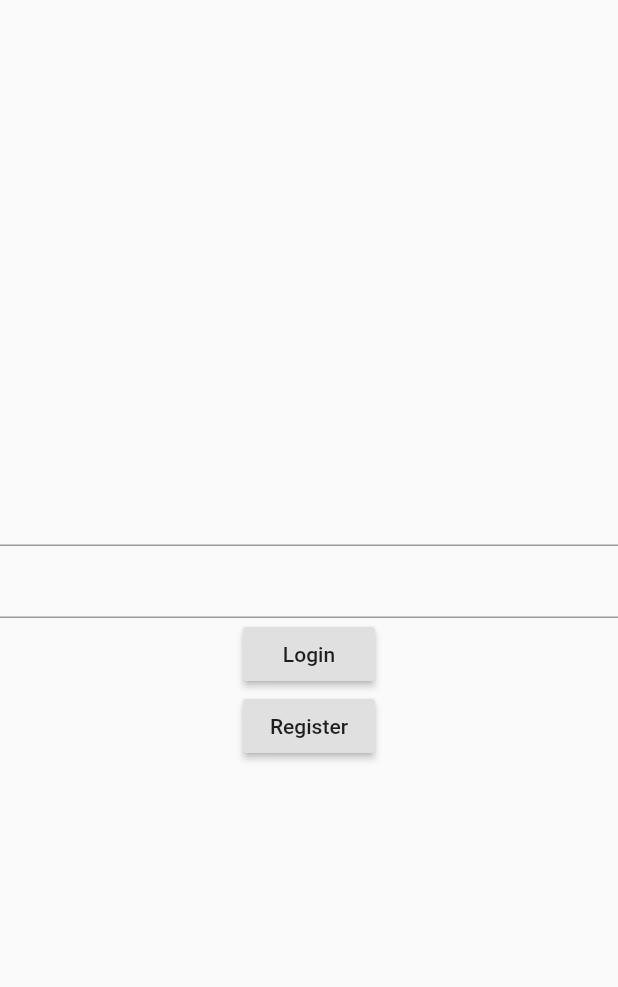
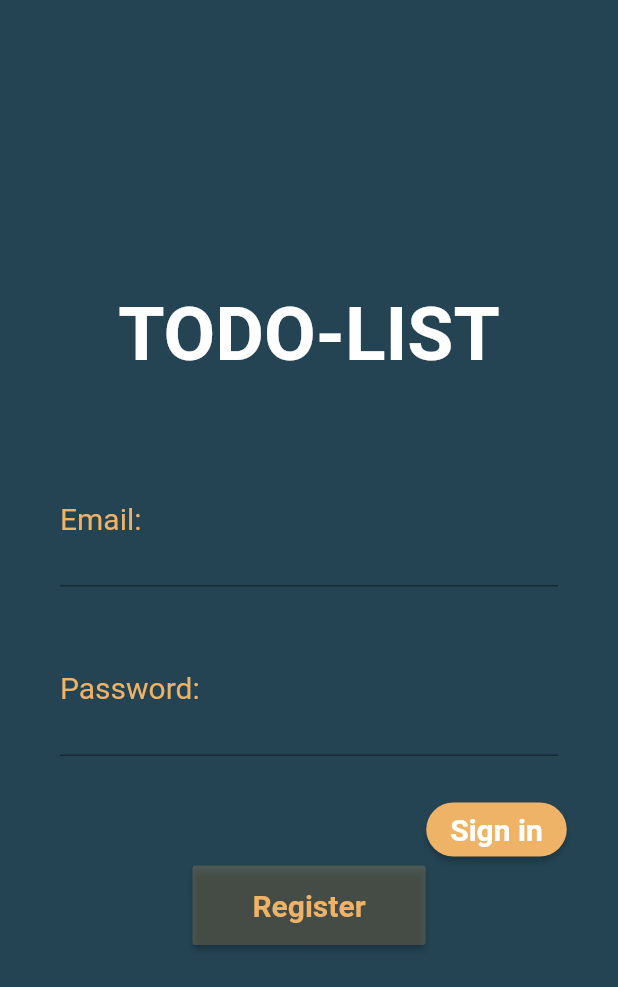
Before and after one commit to catydiaz4863/swe_signin, a Flutter app: the screen it shows after launch, on a phone screen of 412 x 824 dp. Shown: the top 987 px of the screen. Run offline on Flutter 3.47's test engine with Material 2 defaults, Android fonts, the phone set to English and light mode, and no system bars.

```diff
--- a/lib/main.dart
+++ b/lib/main.dart
@@ -2,9 +2,11 @@ import 'dart:async';
 import 'dart:convert';
 import 'dart:io';
 
+import 'package:authentication_lab/Registration.dart';
 import 'package:flutter/material.dart';
 import 'package:http/http.dart' as http;
-
+import 'Registration.dart';
+import 'Listpage.dart';
 void main() => runApp(MyApp());
 
 class MyApp extends StatelessWidget {
@@ -14,7 +16,6 @@ class MyApp extends StatelessWidget {
     return MaterialApp(
       title: 'Flutter Demo',
       theme: ThemeData(
-
         primarySwatch: Colors.blue,
       ),
       home: LoginScreen(),
@@ -28,88 +29,158 @@ class LoginScreen extends StatelessWidget {
 
   Future<String> login(String username, String password) async {
     //try to login to https://sleepy-hamlet-97922.herokuapp.com/api/login
-    final response = await http.get('https://sleepy-hamlet-97922.herokuapp.com/api/login?username=$username&password=$password');
+    final response = await http.get(
+        'https://sleepy-hamlet-97922.herokuapp.com/api/login?username=$username&password=$password');
     //if successful, that is, status is 200
-    if(response.statusCode == 200)
-    {
+    if (response.statusCode == 200) {
       Map<String, dynamic> serverData = json.decode(response.body);
       return serverData["token"];
-    }
-    else
-    {
+    } else {
       return null;
     }
     //parse the response
     //return the token
 
     //if not successful return null
+  }
 
+  void register(String username, String password) async {
+    //try to login to https://sleepy-hamlet-97922.herokuapp.com/api/register
+    final response = await http.post(
+        'https://sleepy-hamlet-97922.herokuapp.com/api/register?username=$username&password=$password');
+    if (response.statusCode == 201) {
+    } else {
+      print(response.body);
+    }
   }
 
   Future<String> getSecretMessage(String token) async {
     //try to retrieve secret
     //set HttpHeaders.authorizationHeader to Bearer token
+    final response = await http.get(
+      'https://sleepy-hamlet-97922.herokuapp.com/secret',
+      headers: {HttpHeaders.authorizationHeader: "Bearer $token"},
+    );
 
+    if (response.statusCode == 200) {
+      // If server returns an OK response, parse the JSON.
+      Map<String, dynamic> secret = json.decode(response.body);
+      print("it worked");
+      return secret["message"];
+    } else {
+      print("it didnt work");
+      return null;
+    }
     //if successful, that is, status is 200
     //parse the response
     //return the secret message
     //if not successful, return null
-    return null;
   }
 
   @override
   Widget build(BuildContext context) {
     return Scaffold(
+      backgroundColor: Color(0xFF244454),
       body: Column(
         mainAxisAlignment: MainAxisAlignment.center,
         children: <Widget>[
-          TextField(
+          Padding(
+            padding: EdgeInsets.symmetric(),
+            child: Text(
+              "TODO-LIST",
+              style: TextStyle(color: Colors.white,
+              fontSize: 50,
+              fontWeight: FontWeight.bold,
+              ),
+
+            ),
+          ),
+          Padding(
+            padding: const EdgeInsets.only(left: 40, right: 40, top: 50),
+            child: TextFormField(
               controller: usernameCtrl,
+              decoration: InputDecoration(
+                labelText: 'Email: ',
+               labelStyle: TextStyle(color: Color(0xFFEFB367), fontSize: 20),
+                contentPadding: EdgeInsets.symmetric(vertical: 25),
               ),
-          TextField(
+            ),
+          ),
+          Padding(
+            padding: const EdgeInsets.symmetric(horizontal: 40, vertical: 25),
+            child: TextFormField(
               controller: passwordCtrl,
+              decoration: InputDecoration(
+                labelText: 'Password: ',
+                contentPadding: EdgeInsets.symmetric(vertical: 25),
+                labelStyle: TextStyle(color: Color(0xFFEFB367), fontSize: 20),
               ),
-          RaisedButton(
-            child: Text("Login"),
+            ),
+          ),
+          Padding(
+            padding: const EdgeInsets.only(left: 250),
+            child: RaisedButton(
+              child: Text("Sign in",
+              style: TextStyle(color: Colors.white,
+                fontSize: 20,
+                fontWeight: FontWeight.bold,
+              ),
+              ),
+              shape: RoundedRectangleBorder(borderRadius: new BorderRadius.circular(30.0)),
+              color: Color(0xFFEFB367),
               onPressed: () async {
                 //Try to login and retrieve token
                 String token = await login(usernameCtrl.text, passwordCtrl.text);
 
                 //if token is valid
                 if (token != null) {
-
                   //try to fetch the secret info
                   String secret = await getSecretMessage(token);
 
                   //if successfully retrieved
                   if (secret != null) {
-
                     //navigate to MainScreen
                     Navigator.push(
                       context,
-                    MaterialPageRoute(builder: (context) => MainScreen(secret)),
+                      MaterialPageRoute(builder: (context) => Listpage()),
                     );
                   }
                 }
               },
             ),
-          RaisedButton(
-            child: Text("Register"),
+          ),
+
+          new Container(
+
+            child: RaisedButton(
+              child: Text("Register",
+              style: TextStyle(color: Color(0xFFEFB367),
+                  fontSize: 20,
+                  fontWeight: FontWeight.bold,),
+                  ),
+
+                  padding: EdgeInsets.symmetric(vertical: 15, horizontal: 40),
+                  color: Color(0xffEFB367).withOpacity(0.2),
+
               onPressed: () {
                 //navigate to
                 //MainScreen("Secret constructor message")
-
+                register(usernameCtrl.text, passwordCtrl.text);
                 Navigator.push(
                   context,
                   MaterialPageRoute(
-                    builder: (context) =>
-                        MainScreen("Secret constructor message")),
+                      builder: (context) => RegistrationPage()),
                 );
               },
+            ),
           )
         ],
+
+
       ),
     );
+
+
   }
 }
 
```
Also changed, not shown: lib/Listpage.dart (added, +20 -0 lines), lib/Registration.dart (added, +80 -0 lines), 1 other file. Lines whose indentation alone changed are shown as unchanged.
